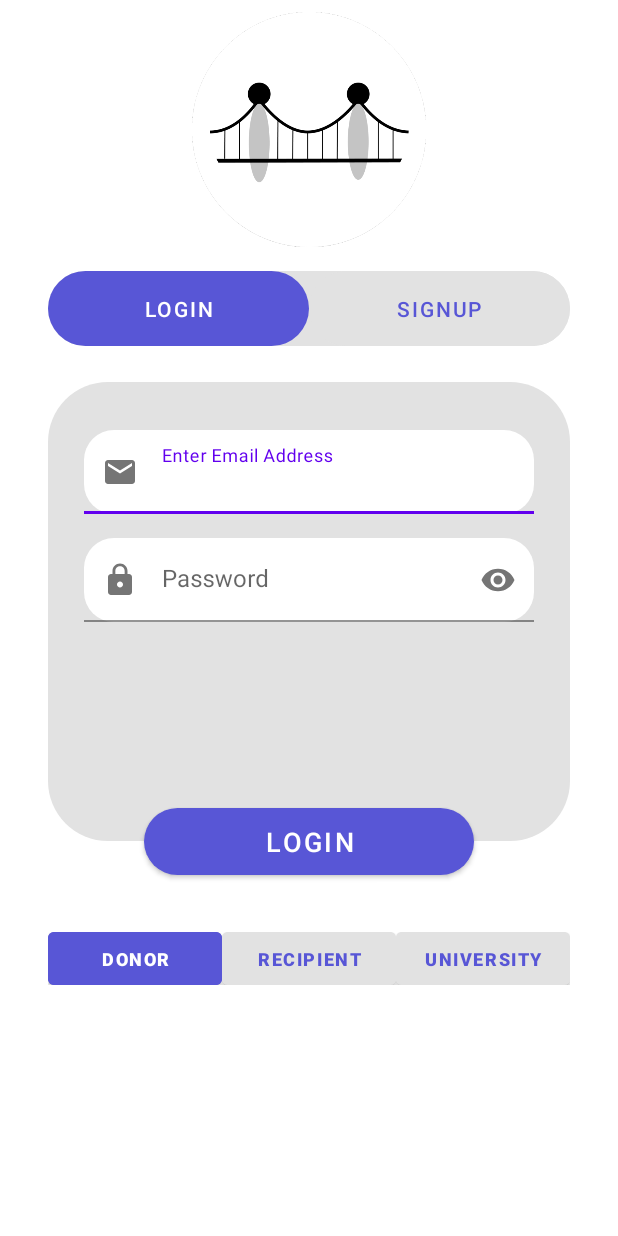
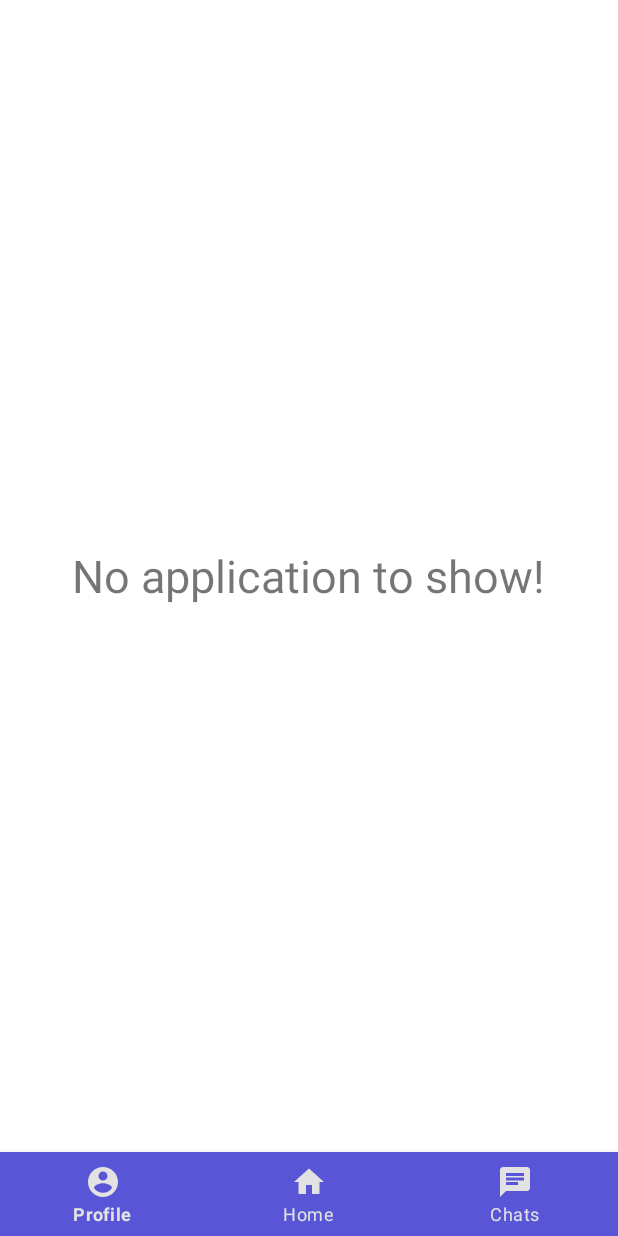
Before and after one commit to adoptvillage/bridge-android, an Android app: the screen it shows after launch (MainActivity before the commit, home_screen after it), on a phone screen of 412 x 824 dp. Run offline under Robolectric (Android 15) with nearby library versions, the phone set to English and light mode, and no system bars.

Commit message:
Main Navigation Bar UI

```diff
--- a/app/build.gradle
+++ b/app/build.gradle
@@ -30,9 +30,11 @@ dependencies {
     implementation 'androidx.core:core-ktx:1.3.1'
     implementation 'androidx.appcompat:appcompat:1.2.0'
     implementation 'androidx.constraintlayout:constraintlayout:2.0.1'
+    implementation 'androidx.legacy:legacy-support-v4:1.0.0'
     testImplementation 'junit:junit:4.12'
     androidTestImplementation 'androidx.test.ext:junit:1.1.2'
     androidTestImplementation 'androidx.test.espresso:espresso-core:3.3.0'
     implementation 'com.google.android.material:material:1.2.1'
+    implementation 'de.hdodenhof:circleimageview:3.1.0'
 
 }
--- a/app/src/main/AndroidManifest.xml
+++ b/app/src/main/AndroidManifest.xml
@@ -9,13 +9,14 @@
         android:roundIcon="@mipmap/ic_launcher_round"
         android:supportsRtl="true"
         android:theme="@style/AppTheme">
-        <activity android:name=".MainActivity">
+        <activity android:name=".home_screen">
             <intent-filter>
                 <action android:name="android.intent.action.MAIN" />
 
                 <category android:name="android.intent.category.LAUNCHER" />
             </intent-filter>
         </activity>
+        <activity android:name=".MainActivity"/>
     </application>
 
 </manifest>
--- /dev/null
+++ b/app/src/main/java/com/adoptvillage/bridge/fragments/ChatFragment.kt
@@ -0,0 +1,60 @@
+package com.adoptvillage.bridge.fragments
+
+import android.os.Bundle
+import androidx.fragment.app.Fragment
+import android.view.LayoutInflater
+import android.view.View
+import android.view.ViewGroup
+import com.adoptvillage.bridge.R
+
+// TODO: Rename parameter arguments, choose names that match
+// the fragment initialization parameters, e.g. ARG_ITEM_NUMBER
+private const val ARG_PARAM1 = "param1"
+private const val ARG_PARAM2 = "param2"
+
+/**
+ * A simple [Fragment] subclass.
+ * Use the [ChatFragment.newInstance] factory method to
+ * create an instance of this fragment.
+ */
+class ChatFragment : Fragment() {
+    // TODO: Rename and change types of parameters
+    private var param1: String? = null
+    private var param2: String? = null
+
+    override fun onCreate(savedInstanceState: Bundle?) {
+        super.onCreate(savedInstanceState)
+        arguments?.let {
+            param1 = it.getString(ARG_PARAM1)
+            param2 = it.getString(ARG_PARAM2)
+        }
+    }
+
+    override fun onCreateView(
+        inflater: LayoutInflater, container: ViewGroup?,
+        savedInstanceState: Bundle?
+    ): View? {
+        // Inflate the layout for this fragment
+        return inflater.inflate(R.layout.fragment_chat, container, false)
+    }
+
+    companion object {
+        /**
+         * Use this factory method to create a new instance of
+         * this fragment using the provided parameters.
+         *
+         * @param param1 Parameter 1.
+         * @param param2 Parameter 2.
+         * @return A new instance of fragment ChatFragment.
+         */
+        // TODO: Rename and change types and number of parameters
+        @JvmStatic
+        fun newInstance(param1: String, param2: String) =
+            ChatFragment().apply {
+                arguments = Bundle().apply {
+                    putString(ARG_PARAM1, param1)
+                    putString(ARG_PARAM2, param2)
+                }
+            }
+    }
+}
--- /dev/null
+++ b/app/src/main/java/com/adoptvillage/bridge/fragments/HomeFragment.kt
@@ -0,0 +1,60 @@
+package com.adoptvillage.bridge.fragments
+
+import android.os.Bundle
+import androidx.fragment.app.Fragment
+import android.view.LayoutInflater
+import android.view.View
+import android.view.ViewGroup
+import com.adoptvillage.bridge.R
+
+// TODO: Rename parameter arguments, choose names that match
+// the fragment initialization parameters, e.g. ARG_ITEM_NUMBER
+private const val ARG_PARAM1 = "param1"
+private const val ARG_PARAM2 = "param2"
+
+/**
+ * A simple [Fragment] subclass.
+ * Use the [HomeFragment.newInstance] factory method to
+ * create an instance of this fragment.
+ */
+class HomeFragment : Fragment() {
+    // TODO: Rename and change types of parameters
+    private var param1: String? = null
+    private var param2: String? = null
+
+    override fun onCreate(savedInstanceState: Bundle?) {
+        super.onCreate(savedInstanceState)
+        arguments?.let {
+            param1 = it.getString(ARG_PARAM1)
+            param2 = it.getString(ARG_PARAM2)
+        }
+    }
+
+    override fun onCreateView(
+        inflater: LayoutInflater, container: ViewGroup?,
+        savedInstanceState: Bundle?
+    ): View? {
+        // Inflate the layout for this fragment
+        return inflater.inflate(R.layout.fragment_home, container, false)
+    }
+
+    companion object {
+        /**
+         * Use this factory method to create a new instance of
+         * this fragment using the provided parameters.
+         *
+         * @param param1 Parameter 1.
+         * @param param2 Parameter 2.
+         * @return A new instance of fragment HomeFragment.
+         */
+        // TODO: Rename and change types and number of parameters
+        @JvmStatic
+        fun newInstance(param1: String, param2: String) =
+            HomeFragment().apply {
+                arguments = Bundle().apply {
+                    putString(ARG_PARAM1, param1)
+                    putString(ARG_PARAM2, param2)
+                }
+            }
+    }
+}
--- /dev/null
+++ b/app/src/main/java/com/adoptvillage/bridge/fragments/ProfileFragment.kt
@@ -0,0 +1,60 @@
+package com.adoptvillage.bridge.fragments
+
+import android.os.Bundle
+import androidx.fragment.app.Fragment
+import android.view.LayoutInflater
+import android.view.View
+import android.view.ViewGroup
+import com.adoptvillage.bridge.R
+
+// TODO: Rename parameter arguments, choose names that match
+// the fragment initialization parameters, e.g. ARG_ITEM_NUMBER
+private const val ARG_PARAM1 = "param1"
+private const val ARG_PARAM2 = "param2"
+
+/**
+ * A simple [Fragment] subclass.
+ * Use the [ProfileFragment.newInstance] factory method to
+ * create an instance of this fragment.
+ */
+class ProfileFragment : Fragment() {
+    // TODO: Rename and change types of parameters
+    private var param1: String? = null
+    private var param2: String? = null
+
+    override fun onCreate(savedInstanceState: Bundle?) {
+        super.onCreate(savedInstanceState)
+        arguments?.let {
+            param1 = it.getString(ARG_PARAM1)
+            param2 = it.getString(ARG_PARAM2)
+        }
+    }
+
+    override fun onCreateView(
+        inflater: LayoutInflater, container: ViewGroup?,
+        savedInstanceState: Bundle?
+    ): View? {
+        // Inflate the layout for this fragment
+        return inflater.inflate(R.layout.fragment_profile, container, false)
+    }
+
+    companion object {
+        /**
+         * Use this factory method to create a new instance of
+         * this fragment using the provided parameters.
+         *
+         * @param param1 Parameter 1.
+         * @param param2 Parameter 2.
+         * @return A new instance of fragment ProfileFragment.
+         */
+        // TODO: Rename and change types and number of parameters
+        @JvmStatic
+        fun newInstance(param1: String, param2: String) =
+            ProfileFragment().apply {
+                arguments = Bundle().apply {
+                    putString(ARG_PARAM1, param1)
+                    putString(ARG_PARAM2, param2)
+                }
+            }
+    }
+}
--- /dev/null
+++ b/app/src/main/java/com/adoptvillage/bridge/home_screen.kt
@@ -0,0 +1,43 @@
+package com.adoptvillage.bridge
+
+import android.os.Bundle
+import androidx.appcompat.app.AppCompatActivity
+import androidx.fragment.app.Fragment
+import com.adoptvillage.bridge.fragments.ChatFragment
+import com.adoptvillage.bridge.fragments.HomeFragment
+import com.adoptvillage.bridge.fragments.ProfileFragment
+import kotlinx.android.synthetic.main.home_screen.*
+
+class home_screen : AppCompatActivity()
+{
+
+    override fun onCreate(savedInstanceState: Bundle?) {
+        super.onCreate(savedInstanceState)
+        setContentView(R.layout.home_screen)
+
+        val Home_Fragment = HomeFragment()
+        val Profile_Fragment = ProfileFragment()
+        val Chat_Fragment = ChatFragment()
+
+        makeCurrentFragment(Home_Fragment)
+
+        bottom_navigation.setOnNavigationItemSelectedListener {
+            when(it.itemId)
+            {
+                R.id.ic_home-> makeCurrentFragment(Home_Fragment)
+                R.id.ic_profile->makeCurrentFragment(Profile_Fragment)
+                R.id.ic_chats->makeCurrentFragment(Chat_Fragment)
+            }
+            true
+
+        }
+    }
+
+    private fun makeCurrentFragment(fragment: Fragment) =
+        supportFragmentManager.beginTransaction().apply {
+            replace(R.id.fl_wrapper,fragment)
+            commit()
+        }
+
+
+}
--- /dev/null
+++ b/app/src/main/res/drawable/ic_account_circle.xml
@@ -0,0 +1,5 @@
+<vector android:height="24dp" android:tint="#FFFFFF"
+    android:viewportHeight="24" android:viewportWidth="24"
+    android:width="24dp" xmlns:android="http://schemas.android.com/apk/res/android">
+    <path android:fillColor="@android:color/black" android:pathData="M12,2C6.48,2 2,6.48 2,12s4.48,10 10,10 10,-4.48 10,-10S17.52,2 12,2zM12,5c1.66,0 3,1.34 3,3s-1.34,3 -3,3 -3,-1.34 -3,-3 1.34,-3 3,-3zM12,19.2c-2.5,0 -4.71,-1.28 -6,-3.22 0.03,-1.99 4,-3.08 6,-3.08 1.99,0 5.97,1.09 6,3.08 -1.29,1.94 -3.5,3.22 -6,3.22z"/>
+</vector>
--- /dev/null
+++ b/app/src/main/res/drawable/ic_avatar.xml
@@ -0,0 +1,5 @@
+<vector android:height="30dp" android:tint="#0B0B0B"
+    android:viewportHeight="24" android:viewportWidth="24"
+    android:width="30dp" xmlns:android="http://schemas.android.com/apk/res/android">
+    <path android:fillColor="@android:color/white" android:pathData="M12,5.9c1.16,0 2.1,0.94 2.1,2.1s-0.94,2.1 -2.1,2.1S9.9,9.16 9.9,8s0.94,-2.1 2.1,-2.1m0,9c2.97,0 6.1,1.46 6.1,2.1v1.1L5.9,18.1L5.9,17c0,-0.64 3.13,-2.1 6.1,-2.1M12,4C9.79,4 8,5.79 8,8s1.79,4 4,4 4,-1.79 4,-4 -1.79,-4 -4,-4zM12,13c-2.67,0 -8,1.34 -8,4v3h16v-3c0,-2.66 -5.33,-4 -8,-4z"/>
+</vector>
--- /dev/null
+++ b/app/src/main/res/drawable/ic_chats.xml
@@ -0,0 +1,5 @@
+<vector android:height="24dp" android:tint="#FFFFFF"
+    android:viewportHeight="24" android:viewportWidth="24"
+    android:width="24dp" xmlns:android="http://schemas.android.com/apk/res/android">
+    <path android:fillColor="@android:color/white" android:pathData="M20,2L4,2c-1.1,0 -1.99,0.9 -1.99,2L2,22l4,-4h14c1.1,0 2,-0.9 2,-2L22,4c0,-1.1 -0.9,-2 -2,-2zM6,9h12v2L6,11L6,9zM14,14L6,14v-2h8v2zM18,8L6,8L6,6h12v2z"/>
+</vector>
--- /dev/null
+++ b/app/src/main/res/drawable/ic_home.xml
@@ -0,0 +1,5 @@
+<vector android:height="24dp" android:tint="#FFFFFF"
+    android:viewportHeight="24" android:viewportWidth="24"
+    android:width="24dp" xmlns:android="http://schemas.android.com/apk/res/android">
+    <path android:fillColor="@android:color/white" android:pathData="M10,20v-6h4v6h5v-8h3L12,3 2,12h3v8z"/>
+</vector>
--- /dev/null
+++ b/app/src/main/res/layout/fragment_home.xml
@@ -0,0 +1,22 @@
+<?xml version="1.0" encoding="utf-8"?>
+<FrameLayout xmlns:android="http://schemas.android.com/apk/res/android"
+    xmlns:tools="http://schemas.android.com/tools"
+    android:layout_width="match_parent"
+    android:layout_height="match_parent"
+    tools:context=".fragments.HomeFragment">
+
+    <RelativeLayout
+        android:layout_width="match_parent"
+        android:layout_height="match_parent">
+
+        <TextView
+            android:layout_width="wrap_content"
+            android:layout_height="wrap_content"
+            android:layout_centerInParent="true"
+            android:textSize="30dp"
+            android:fontFamily="sans-serif"
+            android:text="No application to show!" />
+
+    </RelativeLayout>
+
+</FrameLayout>
--- /dev/null
+++ b/app/src/main/res/layout/home_screen.xml
@@ -0,0 +1,27 @@
+<?xml version="1.0" encoding="utf-8"?>
+<RelativeLayout
+    xmlns:android="http://schemas.android.com/apk/res/android"
+    android:layout_width="match_parent"
+    android:layout_height="match_parent"
+    xmlns:app="http://schemas.android.com/apk/res-auto">
+
+    <FrameLayout
+        android:id="@+id/fl_wrapper"
+        android:layout_width="match_parent"
+        android:layout_height="match_parent"
+        android:layout_above="@+id/bottom_navigation"
+        />
+
+    <com.google.android.material.bottomnavigation.BottomNavigationView
+        android:id="@+id/bottom_navigation"
+        android:layout_width="match_parent"
+        android:layout_height="wrap_content"
+        android:layout_alignParentBottom="true"
+        android:layout_marginBottom="0dp"
+        android:background="?android:attr/windowBackground"
+        app:itemBackground="@color/systemViolet"
+        app:itemIconTint="#e2e2e2"
+        app:itemTextColor="#e2e2e2"
+        app:menu="@menu/nav_menu" />
+
+</RelativeLayout>
--- /dev/null
+++ b/app/src/main/res/menu/nav_menu.xml
@@ -0,0 +1,19 @@
+<?xml version="1.0" encoding="utf-8"?>
+<menu xmlns:android="http://schemas.android.com/apk/res/android">
+
+    <item
+        android:id="@+id/ic_profile"
+        android:icon="@drawable/ic_account_circle"
+        android:title="Profile"/>
+
+    <item
+        android:id="@+id/ic_home"
+        android:icon="@drawable/ic_home"
+        android:title="Home"/>
+
+    <item
+        android:id="@+id/ic_chats"
+        android:icon="@drawable/ic_chats"
+        android:title="Chats"/>
+
+</menu>
--- a/app/src/main/res/values/strings.xml
+++ b/app/src/main/res/values/strings.xml
@@ -9,4 +9,6 @@
     <string name="recipient">RECIPIENT</string>
     <string name="university">University</string>
     <string name="bridge_logo">Bridge Logo</string>
+    <!-- TODO: Remove or change this placeholder text -->
+    <string name="hello_blank_fragment">Hello blank fragment</string>
 </resources>
```
Also changed, not shown: app/src/main/res/layout/fragment_chat.xml (added, +23 -0 lines), app/src/main/res/layout/fragment_profile.xml (added, +162 -0 lines).
